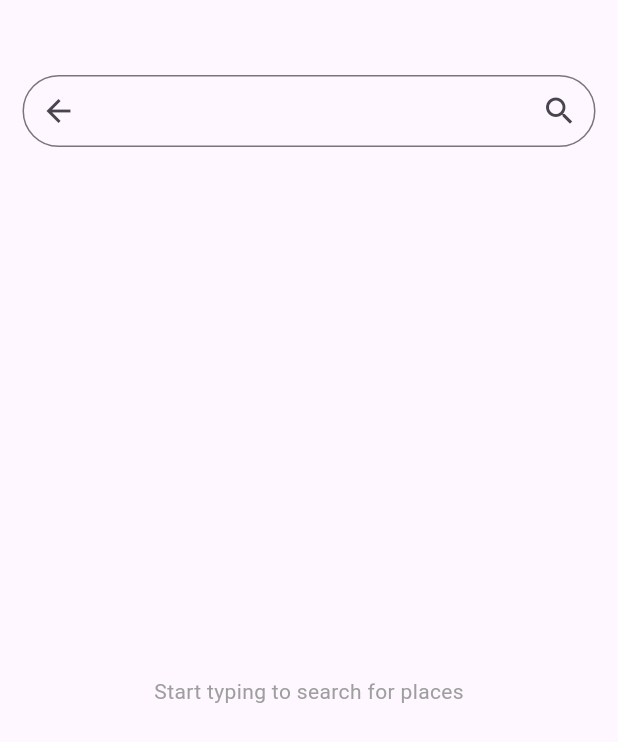
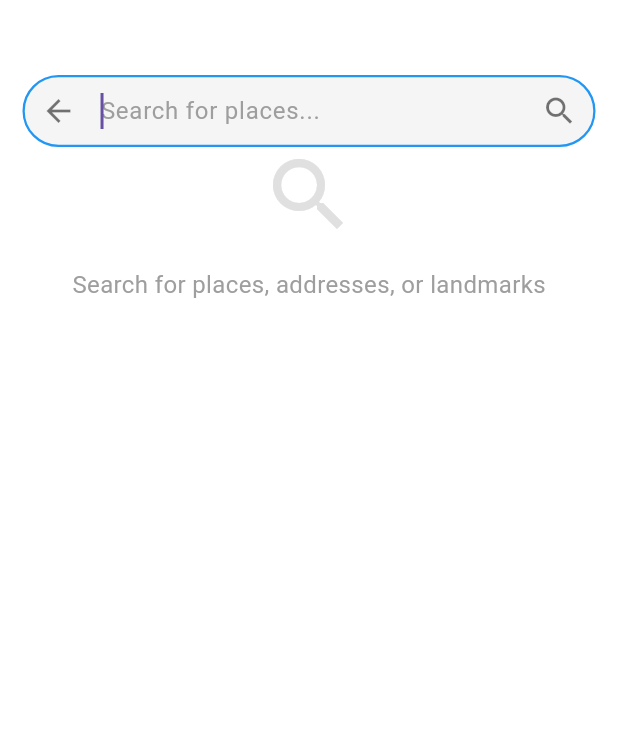
Before and after one commit to MuhammadHassan24/GoogleMap_Flutter, a Flutter app: the screen it shows after launch, after a tap on "Select Your Location", on a phone screen of 412 x 824 dp. Shown: the top 742 px of the screen. Run offline on Flutter 3.47's test engine with Material 3 defaults, Android fonts, the phone set to English and light mode, and no system bars; our stand-ins replace geocoding, geolocator, google_maps_flutter, stacked; statements that could not run were skipped.

Commit message:
Add Debouns On Searching

```diff
--- a/lib/ui/view/search_page.dart
+++ b/lib/ui/view/search_page.dart
@@ -18,51 +18,122 @@ class _SearchPageState extends State<SearchPage> {
       viewModelBuilder: () => SearchViewmodel(),
       builder: (context, viewModel, child) {
         return Scaffold(
+          backgroundColor: Colors.white,
+
           body: Padding(
             padding: const EdgeInsets.only(top: 50, left: 15, right: 15),
+            child: SingleChildScrollView(
               child: Column(
                 children: [
-                TextField(
-                  controller: viewModel.controller,
-                  decoration: InputDecoration(
-                    contentPadding: const EdgeInsets.all(8),
-                    prefixIcon: IconButton(
-                      icon: const Icon(Icons.arrow_back),
-                      onPressed: () => Navigator.pop(context),
-                    ),
-                    suffixIcon: viewModel.isLoading
-                        ? IconButton(
-                            onPressed: () {
-                              viewModel.controller.clear();
-                              setState(() {
-                                viewModel.placeSuggestionsList = [];
-                              });
-                            },
-                            icon: Icon(Icons.clear),
-                          )
-                        : Icon(Icons.search),
-                    border: const OutlineInputBorder(
-                      borderRadius: BorderRadius.all(Radius.circular(50)),
+                  _buildSearchField(viewModel),
+                  _buildSearchResults(viewModel),
+                ],
               ),
             ),
           ),
-                Expanded(
-                  child:
-                      viewModel.controller.text.isNotEmpty &&
-                          viewModel.placeSuggestionsList.isNotEmpty
-                      ? ListView.builder(
+        );
+      },
+    );
+  }
+
+  Widget _buildSearchField(SearchViewmodel viewModel) {
+    return TextField(
+      controller: viewModel.controller,
+      autofocus: true,
+      decoration: InputDecoration(
+        contentPadding: const EdgeInsets.all(10),
+        filled: true,
+        fillColor: Colors.grey[100],
+        prefixIcon: IconButton(
+          icon: const Icon(Icons.arrow_back, color: Colors.black54),
+          onPressed: () => Navigator.pop(context),
+        ),
+        suffixIcon: _buildSuffixIcon(viewModel),
+        hintText: 'Search for places...',
+        hintStyle: TextStyle(color: Colors.grey[500]),
+        border: OutlineInputBorder(
+          borderRadius: BorderRadius.circular(30),
+          borderSide: BorderSide.none,
+        ),
+        focusedBorder: OutlineInputBorder(
+          borderRadius: BorderRadius.circular(30),
+          borderSide: const BorderSide(color: Colors.blue, width: 1.5),
+        ),
+      ),
+      style: const TextStyle(fontSize: 16),
+    );
+  }
+
+  Widget? _buildSuffixIcon(SearchViewmodel viewModel) {
+    if (viewModel.isLoading) {
+      return const Padding(
+        padding: EdgeInsets.all(12),
+        child: SizedBox(
+          height: 20,
+          width: 20,
+          child: CircularProgressIndicator(strokeWidth: 2),
+        ),
+      );
+    }
+    return viewModel.controller.text.isNotEmpty
+        ? IconButton(
+            icon: const Icon(Icons.clear, color: Colors.black54),
+            onPressed: () {
+              viewModel.controller.clear();
+              viewModel.placeSuggestionsList = [];
+              viewModel.rebuildUi();
+            },
+          )
+        : const Icon(Icons.search, color: Colors.black54);
+  }
+
+  Widget _buildSearchResults(SearchViewmodel viewModel) {
+    if (viewModel.controller.text.isEmpty) {
+      return Center(
+        child: Column(
+          mainAxisAlignment: MainAxisAlignment.center,
+          children: [
+            Icon(Icons.search, size: 64, color: Colors.grey[300]),
+            const SizedBox(height: 16),
+            Text(
+              'Search for places, addresses, or landmarks',
+              style: TextStyle(color: Colors.grey[500], fontSize: 16),
+            ),
+          ],
+        ),
+      );
+    }
+
+    if (viewModel.placeSuggestionsList.isEmpty &&
+        viewModel.controller.text.isNotEmpty) {
+      return Center(
+        child: Text(
+          viewModel.isLoading ? 'Searching...' : 'No results found',
+          style: TextStyle(color: Colors.grey[500], fontSize: 16),
+        ),
+      );
+    }
+
+    return ListView.builder(
+      physics: NeverScrollableScrollPhysics(),
+      shrinkWrap: true,
+      padding: const EdgeInsets.only(top: 8),
       itemCount: viewModel.placeSuggestionsList.length,
       itemBuilder: (context, index) {
         final place = viewModel.placeSuggestionsList[index];
-                            return ListTile(
+        return Card(
+          margin: const EdgeInsets.symmetric(horizontal: 8, vertical: 4),
+          elevation: 0,
+          shape: RoundedRectangleBorder(borderRadius: BorderRadius.circular(8)),
+          child: ListTile(
+            contentPadding: const EdgeInsets.symmetric(horizontal: 16),
+            leading: const Icon(Icons.location_on, color: Colors.blue),
             title: Text(
               place["description"],
-                                style: const TextStyle(color: Colors.black),
+              style: const TextStyle(fontWeight: FontWeight.w500),
             ),
             onTap: () async {
-                                await viewModel.getPlaceDetails(
-                                  place['place_id'],
-                                );
+              await viewModel.getPlaceDetails(place['place_id']);
               if (viewModel.selectedLatitude != null &&
                   viewModel.selectedLongitude != null) {
                 Navigator.pop(
@@ -74,18 +145,6 @@ class _SearchPageState extends State<SearchPage> {
                 );
               }
             },
-                            );
-                          },
-                        )
-                      : const Center(
-                          child: Text(
-                            'Start typing to search for places',
-                            style: TextStyle(color: Colors.grey),
-                          ),
-                        ),
-                ),
-              ],
-            ),
           ),
         );
       },
--- a/lib/viewmodel/search_viewmodel.dart
+++ b/lib/viewmodel/search_viewmodel.dart
@@ -1,3 +1,4 @@
+import 'dart:async';
 import 'dart:convert';
 import 'dart:developer';
 
@@ -12,66 +13,99 @@ class SearchViewmodel extends BaseViewModel {
   double? selectedLatitude;
   double? selectedLongitude;
   bool isLoading = false;
+  // Add these for debounce functionality
+  Timer? _debounceTimer;
+  final Duration _debounceDelay = const Duration(milliseconds: 300);
 
   void initState() {
-    controller.addListener(onchange);
+    controller.addListener(_onSearchTextChanged);
   }
 
   @override
   void dispose() {
-    controller.removeListener(onchange);
+    controller.removeListener(_onSearchTextChanged);
     controller.dispose();
+
+    // Cancel any pending debounce timers when disposing
+    _debounceTimer?.cancel();
     super.dispose();
   }
 
-  void onchange() {
-    if (controller.text.isEmpty) {
+  void _onSearchTextChanged() {
+    _debounceTimer?.cancel();
+
+    _debounceTimer = Timer(_debounceDelay, () {
+      final currentText = controller.text;
+
+      // Only proceed if text hasn't changed during the delay
+      if (currentText == controller.text) {
+        if (currentText.isEmpty) {
+          _clearSuggestions();
+        } else {
+          placeSuggestions(currentText);
+        }
+      }
+    });
+  }
+
+  void _clearSuggestions() {
+    if (placeSuggestionsList.isNotEmpty || isLoading) {
       placeSuggestionsList = [];
-      rebuildUi();
-    } else {
-      placeSuggestions(controller.text);
+      isLoading = false;
+      rebuildUi(); // Only rebuild if there's actually a change
     }
   }
 
   Future<void> placeSuggestions(String input) async {
+    // Early return if same search is already in progress
+    if (isLoading) return;
+
     try {
-      if (input.isEmpty) {
-        placeSuggestionsList = [];
+      isLoading = true;
+      rebuildUi(); // First rebuild for loading state
+
+      final response = await http.get(
+        Uri.parse(
+          "https://maps.googleapis.com/maps/api/place/autocomplete/json?input=$input&key=$API_KEY",
+        ),
+      );
+
+      if (response.statusCode == 200) {
+        final data = json.decode(response.body);
+        final newSuggestions = data['predictions'] ?? [];
+
+        // Only update if suggestions actually changed
+        if (!_listEquals(placeSuggestionsList, newSuggestions)) {
+          placeSuggestionsList = newSuggestions;
+          rebuildUi();
+        }
+      }
+    } catch (e) {
+      log("Error: $e");
+    } finally {
+      if (isLoading) {
         isLoading = false;
         rebuildUi();
-        return;
       }
+    }
+  }
 
-      isLoading = true;
-      rebuildUi();
-
-      String baseURL =
-          "https://maps.googleapis.com/maps/api/place/autocomplete/json";
-      String request = "$baseURL?input=$input&key=$API_KEY";
-
-      var response = await http.get(Uri.parse(request));
-      var data = json.decode(response.body);
-
-      log("Full API Response: ${response.body}");
-
-      if (response.statusCode == 200) {
-        placeSuggestionsList = data['predictions'] ?? [];
-        isLoading = false;
-        rebuildUi();
-
-        log("Suggestions: ${placeSuggestionsList.toString()}");
-      } else {
-        isLoading = false;
-        rebuildUi();
-        // throw Exception("Failed to load data: ${data['errormessage']}");
+  // Helper to compare lists deeply
+  bool _listEquals(List list1, List list2) {
+    if (list1.length != list2.length) return false;
+    for (int i = 0; i < list1.length; i++) {
+      if (jsonEncode(list1[i]) != jsonEncode(list2[i])) {
+        return false;
       }
-    } catch (e) {
-      log("Error Message : $e");
     }
+    return true;
   }
 
   Future<void> getPlaceDetails(String placeId) async {
     try {
+      isLoading = true;
+      rebuildUi();
+
       String baseURL =
           "https://maps.googleapis.com/maps/api/place/details/json";
       String request = "$baseURL?place_id=$placeId&key=$API_KEY";
@@ -82,12 +116,12 @@ class SearchViewmodel extends BaseViewModel {
       if (response.statusCode == 200 && data['status'] == 'OK') {
         selectedLatitude = data['result']['geometry']['location']['lat'];
         selectedLongitude = data['result']['geometry']['location']['lng'];
-        rebuildUi();
       }
     } catch (e) {
+      log("Error getting place details: $e");
+    } finally {
       isLoading = false;
       rebuildUi();
-      log("Error getting place details: $e");
     }
   }
 }
```
Lines whose indentation alone changed are shown as unchanged.
